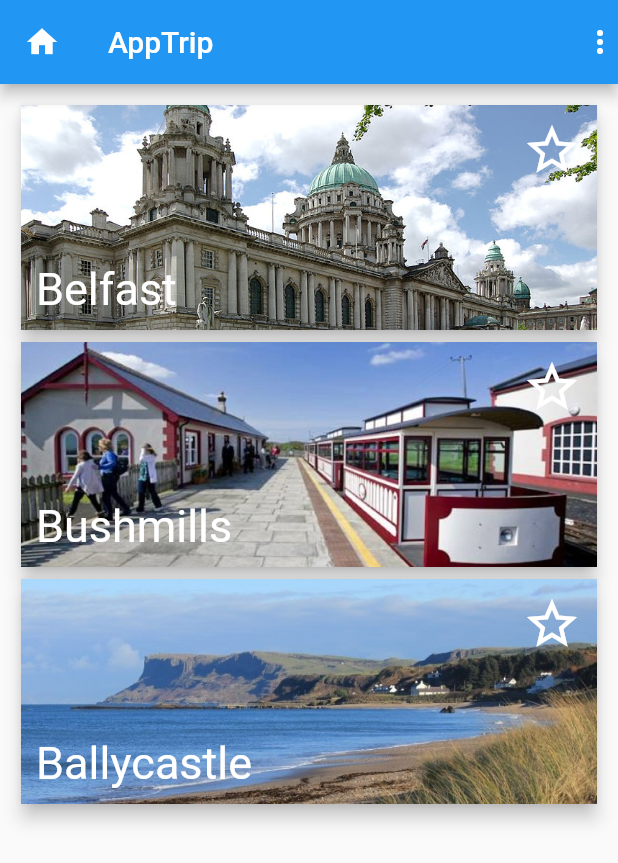
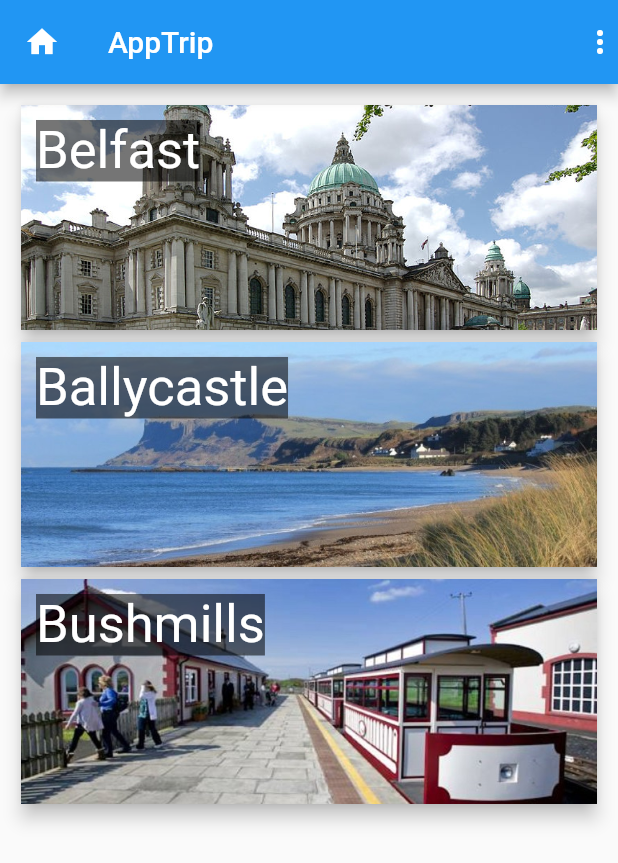
Before and after one commit to steph-MAUREL-CHARTROU/projet_app, a Flutter app: the Home screen opened directly, on a phone screen of 412 x 824 dp. Shown: the top 863 px of the screen. Run offline on Flutter 3.47's test engine with Material 2 defaults, Android fonts, the phone set to English and light mode, and no system bars.

Commit message:
chapitre 10

```diff
--- a/lib/datas/data.dart
+++ b/lib/datas/data.dart
@@ -1,4 +1,4 @@
-import 'package:projet_app_git/models/activity.model.dart';
+import 'package:projet_app_git/models/activity_model.dart';
 
 List<Activity> activities = [
   Activity(
--- /dev/null
+++ b/lib/models/city_model.dart
@@ -0,0 +1,5 @@
+class City {
+  String image;
+  String name;
+  City({this.image, this.name});
+}
--- a/lib/views/home/home.dart
+++ b/lib/views/home/home.dart
@@ -1,4 +1,5 @@
 import 'package:flutter/material.dart';
+import '../../models/city_model.dart';
 import 'widgets/city_card.dart';
 
 class Home extends StatefulWidget {
@@ -10,27 +11,10 @@ class Home extends StatefulWidget {
 
 class _HomeState extends State<Home> {
   List cities = [
-    {'name': 'Belfast', 'image': 'assets/images/belfast.jpg', 'checked': false},
-    {
-      'name': 'Bushmills',
-      'image': 'assets/images/bushmills.jpg',
-      'checked': false
-    },
-    {
-      'name': 'Ballycastle',
-      'image': 'assets/images/ballycastle.jpg',
-      'checked': false
-    },
+    City(name: 'Belfast', image: 'assets/images/belfast.jpg'),
+    City(name: 'Ballycastle', image: 'assets/images/ballycastle.jpg'),
+    City(name: 'Bushmills', image: 'assets/images/bushmills.jpg'),
   ];
-
-// Method to add favorite city with "onTap" star icon
-
-  void switchChecked(city) {
-    int index = cities.indexOf(city);
-    setState(() {
-      cities[index]['checked'] = !cities[index]['checked'];
-    });
-  }
 
   @override
   Widget build(BuildContext context) {
@@ -46,14 +30,7 @@ class _HomeState extends State<Home> {
             crossAxisAlignment: CrossAxisAlignment.stretch,
             children: <Widget>[
               ...cities.map((city) {
-                return CityCard(
-                  name: city['name'],
-                  image: city['image'],
-                  checked: city['checked'],
-                  updateChecked: () {
-                    switchChecked(city);
-                  },
-                );
+                return CityCard(city: city);
               })
             ],
           )),
--- a/lib/views/home/widgets/city_card.dart
+++ b/lib/views/home/widgets/city_card.dart
@@ -1,11 +1,11 @@
 import 'package:flutter/material.dart';
+import 'package:projet_app_git/models/city_model.dart';
 
 class CityCard extends StatelessWidget {
-  final String name;
-  final String image;
-  final bool checked;
-  final Function updateChecked;
-  CityCard({this.name, this.image, this.checked, this.updateChecked});
+  final City city;
+
+  CityCard({this.city});
+
   @override
   Widget build(BuildContext context) {
     return Card(
@@ -17,38 +17,22 @@ class CityCard extends StatelessWidget {
           children: <Widget>[
             Ink.image(
               fit: BoxFit.cover,
-              image: AssetImage(image),
+              image: AssetImage(city.image),
               child: InkWell(
-                onTap: updateChecked,
+                onTap: () {},
               ),
             ),
-            Padding(
-                padding: EdgeInsets.all(10),
-                child: Column(
-                  children: <Widget>[
-                    Expanded(
-                        child: Row(
-                      mainAxisAlignment: MainAxisAlignment.end,
-                      crossAxisAlignment: CrossAxisAlignment.start,
-                      children: <Widget>[
-                        Icon(
-                            checked
-                                ? Icons.star
-                                : Icons.star_border, // ternaire pour l'icône
-                            size: 40,
-                            color: Colors.white),
-                      ],
-                    )),
-                    Row(
-                      children: <Widget>[
-                        Text(
-                          name,
-                          style: TextStyle(color: Colors.white, fontSize: 30),
-                        ),
-                      ],
-                    )
-                  ],
-                ))
+            Positioned(
+              top: 10,
+              left: 10,
+              child: Text(
+                city.name,
+                style: TextStyle(
+                    fontSize: 35,
+                    color: Colors.white,
+                    backgroundColor: Colors.black54),
+              ),
+            )
           ],
         ),
       ),
```
Also changed, not shown: lib/main.dart (+5 -6 lines), lib/views/city/city.dart (+13 -11 lines), lib/views/city/widgets/activity_card.dart (+6 -14 lines), lib/views/city/widgets/trip_activity_card.dart (added, +51 -0 lines), lib/models/activity_model.dart (renamed from lib/models/activity.model.dart), lib/views/city/widgets/trip_activity_list.dart (added).
